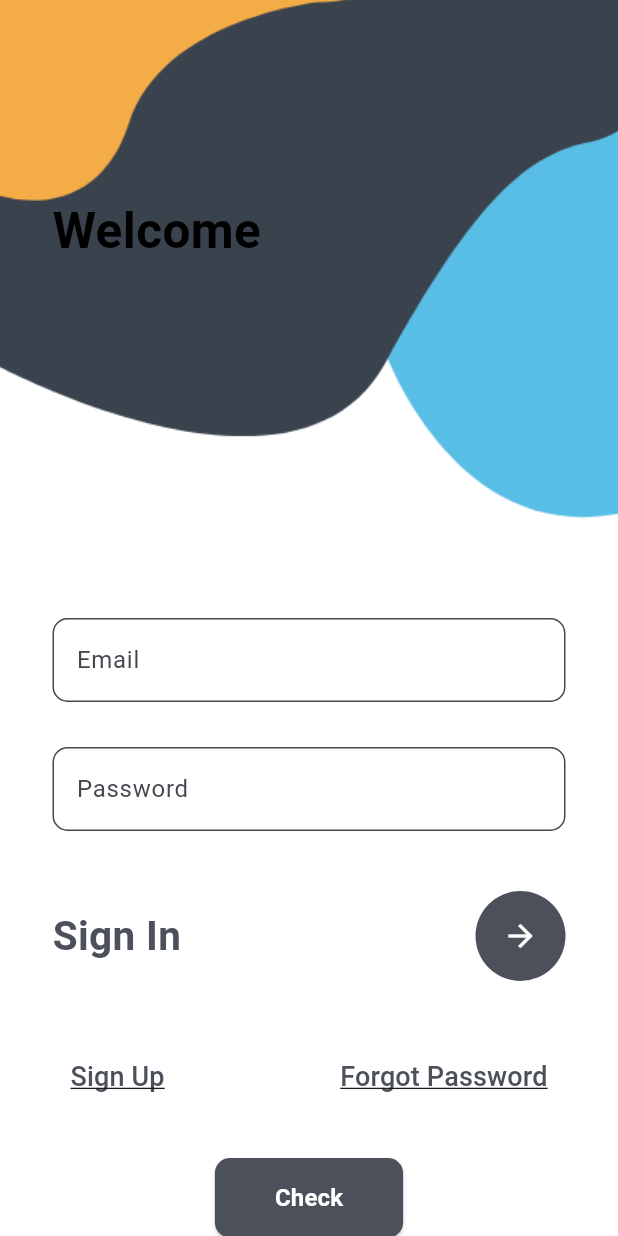
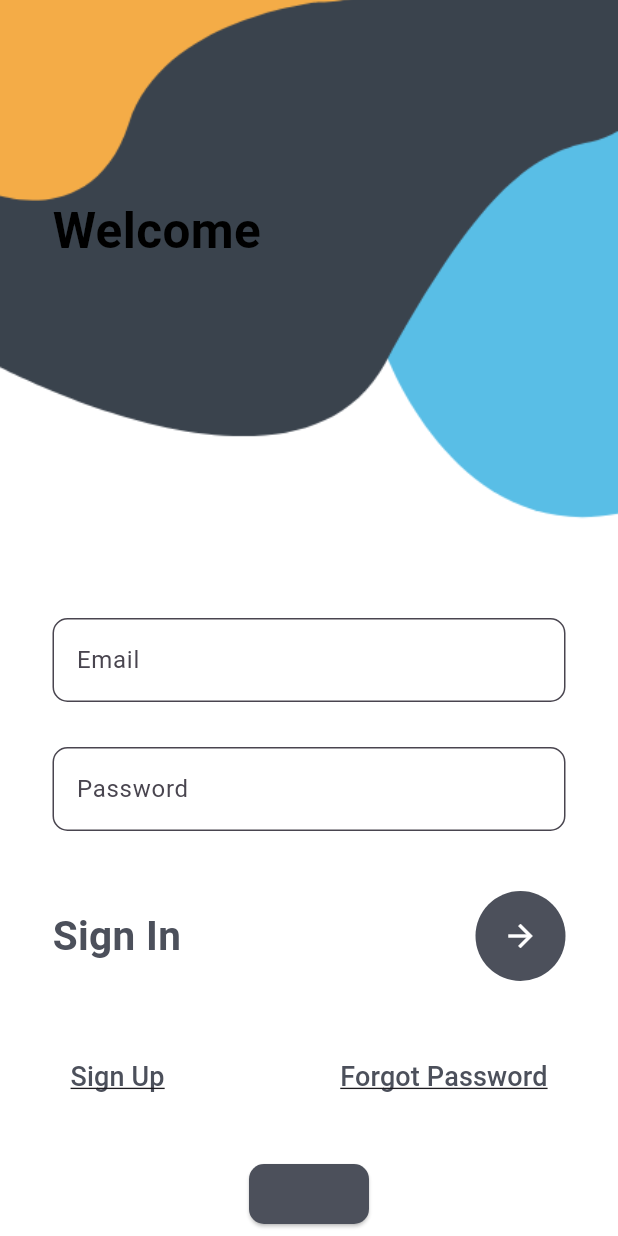
Before and after one commit to Vaibhav-Dodiya/rentHub_front, a Flutter app: the screen it shows after launch, on a phone screen of 412 x 824 dp. Run offline on Flutter 3.47's test engine with Material 3 defaults, Android fonts, the phone set to English and light mode, and no system bars; our stand-ins replace image_picker.

Commit message:
Update login screen

```diff
--- a/lib/presentation/screens/auth/login_screen.dart
+++ b/lib/presentation/screens/auth/login_screen.dart
@@ -228,14 +228,14 @@ class _MyLoginState extends State<MyLogin> {
                           vertical: 15,
                         ),
                       ),
-                      child: const Text(
-                        'Check',
-                        style: TextStyle(
-                          fontSize: 16,
-                          fontWeight: FontWeight.bold,
-                          color: Colors.white,
-                        ),
-                      ),
+                      // child: const Text(
+                      //   'Check',
+                      //   style: TextStyle(
+                      //     fontSize: 16,
+                      //     fontWeight: FontWeight.bold,
+                      //     color: Colors.white,
+                      //   ),
+                      // ),
                     ),
                   ],
                 ),
```
